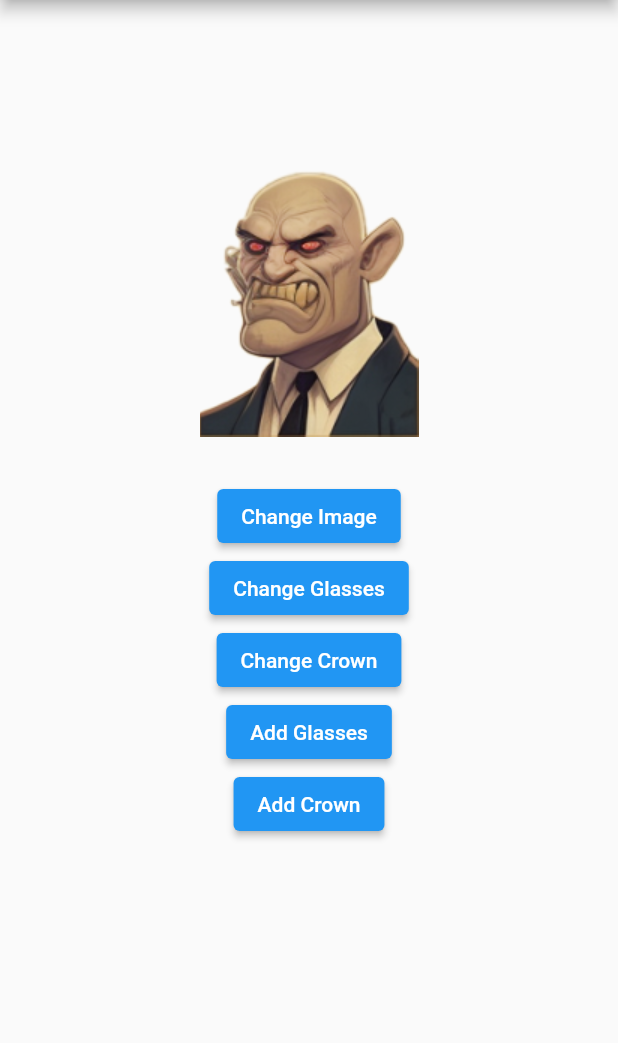
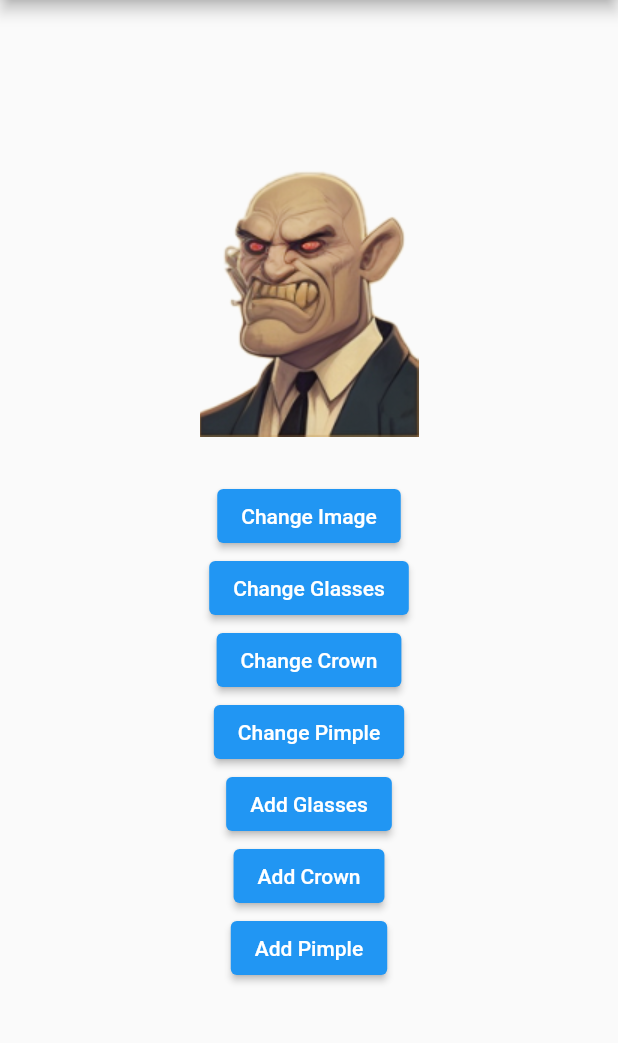
Before and after one commit to IvettB/Avatars, a Flutter app: the screen it shows after launch, on a phone screen of 412 x 824 dp, the part 84-1127 px from its top. Run offline on Flutter 3.47's test engine with Material 2 defaults, Android fonts, the phone set to English and light mode, and no system bars.

Commit message:
pimples added

```diff
--- a/lib/main.dart
+++ b/lib/main.dart
@@ -13,8 +13,10 @@ class _MyAppState extends State<MyApp> {
   int imageIndex = 0;
   int imageIndex2 = 0;
   int imageIndex3 = 0;
+  int imageIndex4 = 0;
   bool areGlassesVisible = false;
   bool isCrownVisible = false;
+  bool isPimpleVisible = false;
   List<String> avatars = [
     'lib/images/people/1.png',
     'lib/images/people/2.png',
@@ -45,6 +47,14 @@ class _MyAppState extends State<MyApp> {
     'lib/images/crowns/4.png',
   ];
 
+  List<String> pimples = [
+    'lib/images/pimples/1.png',
+    'lib/images/pimples/2.png',
+    'lib/images/pimples/3.png',
+    'lib/images/pimples/4.png',
+    'lib/images/pimples/5.png',
+  ];
+
   late List<List<String>> allImages;
   int currentListIndex = 0;
 
@@ -70,6 +80,12 @@ class _MyAppState extends State<MyApp> {
     });
   }
 
+  void changePimples() {
+    setState(() {
+      imageIndex4 = (imageIndex4 + 1) % pimples.length;
+    });
+  }
+
   void toggleGlasses() {
     setState(() {
       areGlassesVisible = !areGlassesVisible;
@@ -79,6 +95,12 @@ class _MyAppState extends State<MyApp> {
   void toggleCrowns() {
     setState(() {
       isCrownVisible = !isCrownVisible;
+    });
+  }
+
+  void togglePimples() {
+    setState(() {
+      isPimpleVisible = !isPimpleVisible;
     });
   }
 
@@ -128,6 +150,18 @@ class _MyAppState extends State<MyApp> {
                       ),
                     ),
                   ),
+                  AnimatedOpacity(
+                    opacity: isPimpleVisible ? 1.0 : 0.0,
+                    duration: Duration(milliseconds: 500),
+                    child: Visibility(
+                      visible: isPimpleVisible,
+                      child: Transform.translate(
+                        offset: Offset(-40.0, 35.0),
+                        child: Image.asset(pimples[imageIndex4],
+                            width: 20, height: 25),
+                      ),
+                    ),
+                  ),
                 ],
               ),
               SizedBox(height: 20),
@@ -144,6 +178,10 @@ class _MyAppState extends State<MyApp> {
                 child: Text('Change Crown'),
               ),
               ElevatedButton(
+                onPressed: changePimples,
+                child: Text('Change Pimple'),
+              ),
+              ElevatedButton(
                 onPressed: toggleGlasses,
                 child:
                     Text(areGlassesVisible ? 'Remove Glasses' : 'Add Glasses'),
@@ -152,6 +190,10 @@ class _MyAppState extends State<MyApp> {
                 onPressed: toggleCrowns,
                 child: Text(isCrownVisible ? 'Remove Crown' : 'Add Crown'),
               ),
+              ElevatedButton(
+                onPressed: togglePimples,
+                child: Text(isPimpleVisible ? 'Remove Pimple' : 'Add Pimple'),
+              ),
             ],
           ),
         ),
```
